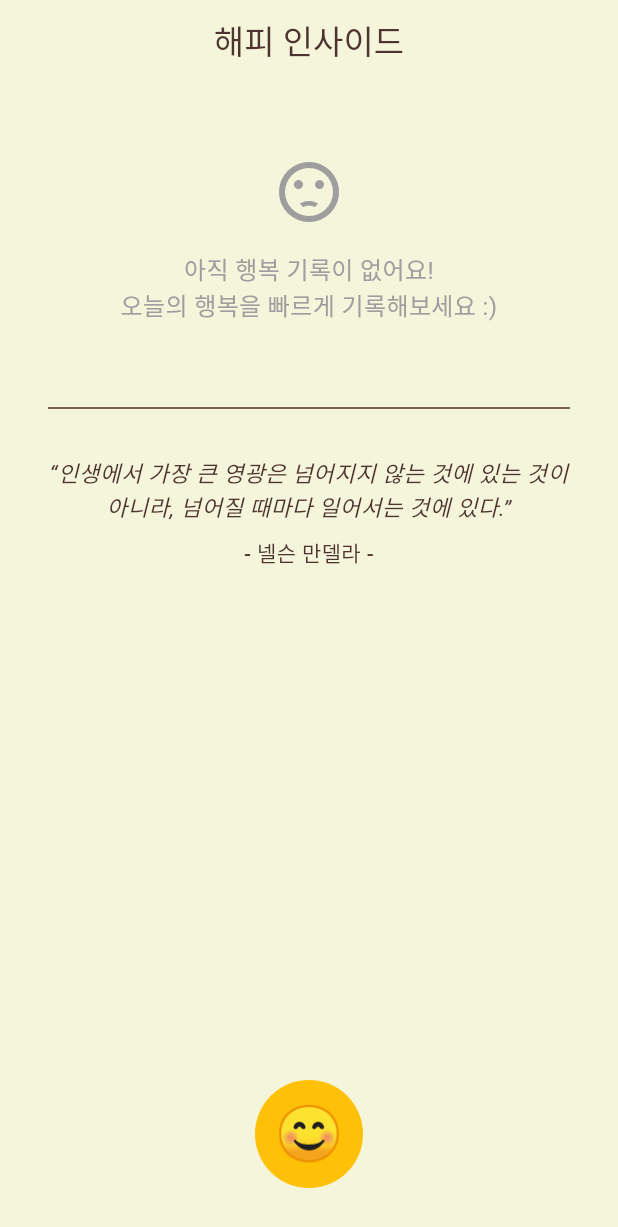
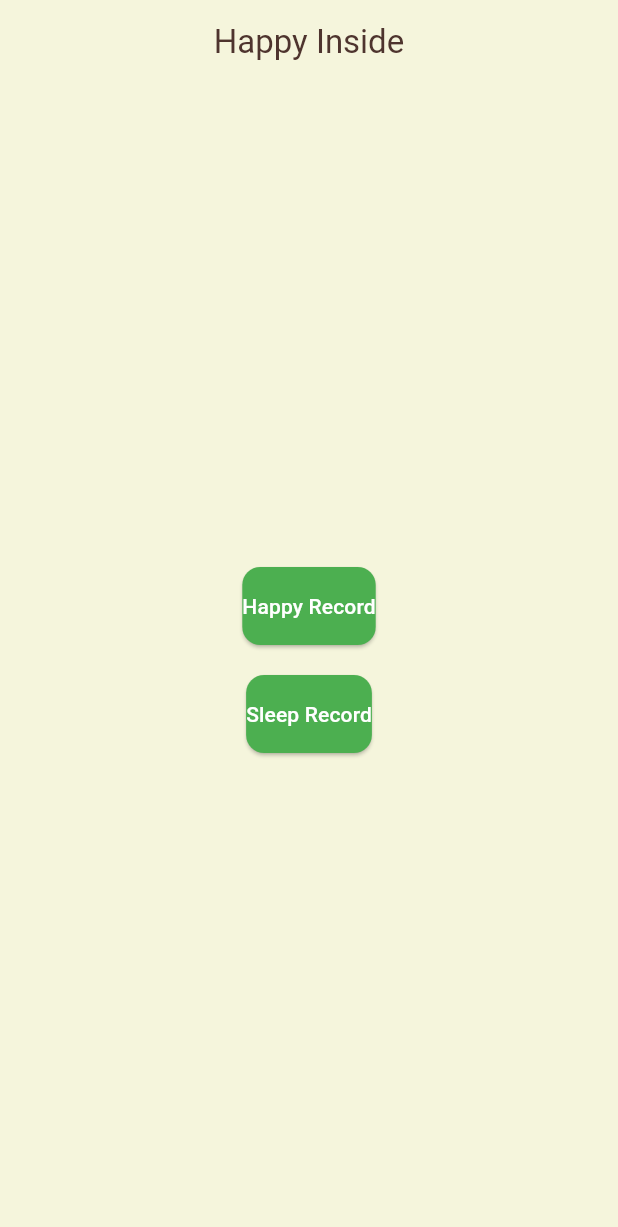
Before and after one commit to iplepine/happyinside, a Flutter app: the screen it shows after launch, on a phone screen of 412 x 824 dp. Shown: the top 1227 px of the screen. Run offline on Flutter 3.47's test engine with Material 3 defaults, Android fonts, the phone set to English and light mode, and no system bars; our stand-ins replace equatable, get_it, go_router, hive, hive_flutter; accounts and stored records are empty; generated files the repository leaves out were written again.

Commit message:
메인홈을 나눠서 행복홈과 수면홈으로 분리

```diff
--- a/app/lib/app/routes/app_router.dart
+++ b/app/lib/app/routes/app_router.dart
@@ -1,6 +1,8 @@
 import 'package:go_router/go_router.dart';
+import '../../features/main/presentation/main_home_page.dart';
 import '../../features/happy_record/presentation/write/write_page.dart';
-import '../../features/home/presentation/home_page.dart';
+import '../../features/happy_record/presentation/home/happy_home_page.dart';
+import '../../features/sleep_record/presentation/sleep_home_page.dart';
 
 /// 앱 라우터
 class AppRouter {
@@ -8,7 +10,15 @@ class AppRouter {
   static final router = GoRouter(
     initialLocation: '/',
     routes: [
-      GoRoute(path: '/', builder: (context, state) => const HomePage()),
+      GoRoute(path: '/', builder: (context, state) => const MainHomePage()),
+      GoRoute(
+        path: '/happy',
+        builder: (context, state) => const HappyHomePage(),
+      ),
+      GoRoute(
+        path: '/sleep',
+        builder: (context, state) => const SleepHomePage(),
+      ),
       GoRoute(
         path: '/write',
         builder: (context, state) {
--- a/app/lib/features/home/presentation/controllers/home_controller.dart
+++ b/app/lib/features/happy_record/presentation/home/controllers/home_controller.dart
@@ -1,9 +1,8 @@
 import 'package:flutter/material.dart';
-import '../../../../core/models/record.dart';
 import '../state/home_state.dart';
 import '../intent/home_intent.dart';
-import '../../../../di/injection.dart';
-import '../../../happy_record/domain/usecases/get_recent_records_usecase.dart';
+import '../../../../../di/injection.dart';
+import '../../../domain/usecases/get_recent_records_usecase.dart';
 
 class HomeController extends ChangeNotifier {
   final GetRecentRecordsUseCase getRecentRecordsUseCase =
--- a/app/lib/features/home/presentation/home_page.dart
+++ b/app/lib/features/happy_record/presentation/home/happy_home_page.dart
@@ -10,8 +10,8 @@ import 'widgets/animated_score_button.dart';
 import 'widgets/recent_records_section.dart';
 import 'widgets/score_slider.dart';
 
-class HomePage extends StatelessWidget {
-  const HomePage({super.key});
+class HappyHomePage extends StatelessWidget {
+  const HappyHomePage({super.key});
 
   @override
   Widget build(BuildContext context) {
--- a/app/lib/features/home/presentation/state/home_state.dart
+++ b/app/lib/features/happy_record/presentation/home/state/home_state.dart
@@ -1,4 +1,4 @@
-import '../../../../core/models/record.dart';
+import '../../../../../core/models/record.dart';
 import 'package:flutter/foundation.dart';
 
 /// 홈 화면 상태
--- a/app/lib/features/home/presentation/widgets/recent_records_section.dart
+++ b/app/lib/features/happy_record/presentation/home/widgets/recent_records_section.dart
@@ -2,7 +2,7 @@ import 'dart:ui';
 
 import 'package:flutter/material.dart';
 
-import '../../../../core/models/record.dart';
+import '../../../../../core/models/record.dart';
 
 class RecentRecordsSection extends StatefulWidget {
   final List<Record> records;
--- /dev/null
+++ b/app/lib/features/main/presentation/main_home_page.dart
@@ -0,0 +1,33 @@
+import 'package:flutter/material.dart';
+import 'package:go_router/go_router.dart';
+
+class MainHomePage extends StatelessWidget {
+  const MainHomePage({super.key});
+
+  @override
+  Widget build(BuildContext context) {
+    return Scaffold(
+      appBar: AppBar(title: const Text('Happy Inside')),
+      body: Center(
+        child: Column(
+          mainAxisAlignment: MainAxisAlignment.center,
+          children: <Widget>[
+            ElevatedButton(
+              onPressed: () {
+                context.push('/happy');
+              },
+              child: const Text('Happy Record'),
+            ),
+            const SizedBox(height: 20),
+            ElevatedButton(
+              onPressed: () {
+                context.push('/sleep');
+              },
+              child: const Text('Sleep Record'),
+            ),
+          ],
+        ),
+      ),
+    );
+  }
+}
--- a/app/lib/features/sleep_record/presentation/sleep_record_page.dart
+++ b/app/lib/features/sleep_record/presentation/sleep_record_page.dart
@@ -1,5 +1,4 @@
 import 'package:flutter/material.dart';
-import 'package:intl/intl.dart';
 
 import '../../../di/injection.dart';
 import '../domain/models/sleep_record.dart';
```
Also changed, not shown: app/lib/features/happy_record/presentation/home/intent/home_intent.dart (renamed from app/lib/features/home/presentation/intent/home_intent.dart), app/lib/features/happy_record/presentation/home/widgets/animated_score_button.dart (renamed from app/lib/features/home/presentation/widgets/animated_score_button.dart), app/lib/features/happy_record/presentation/home/widgets/score_slider.dart (renamed from app/lib/features/home/presentation/widgets/score_slider.dart), 2 other files.
